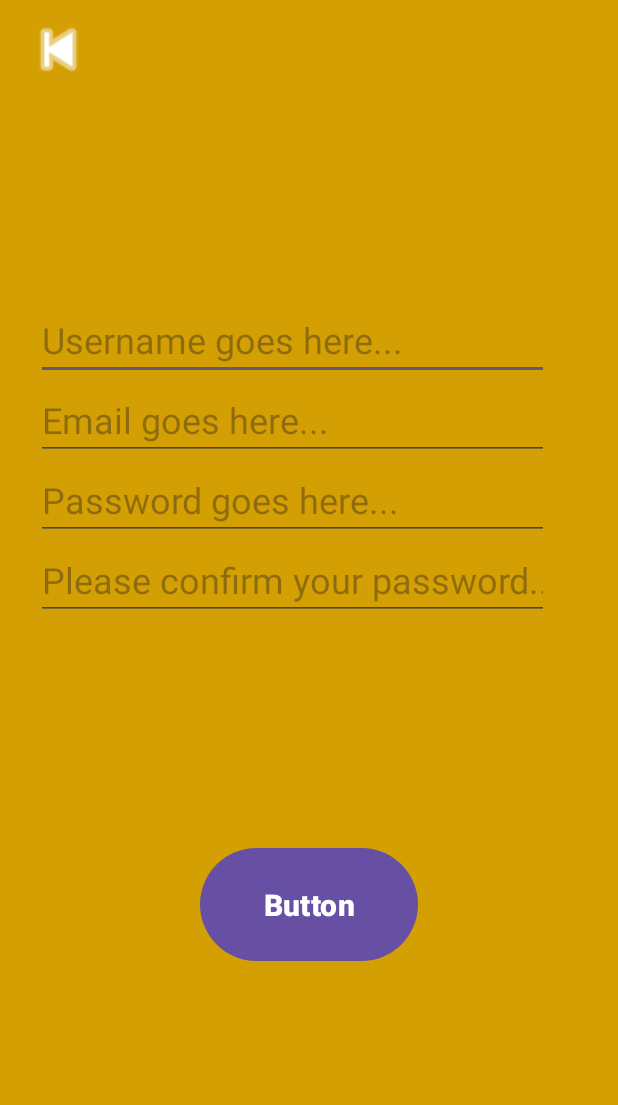
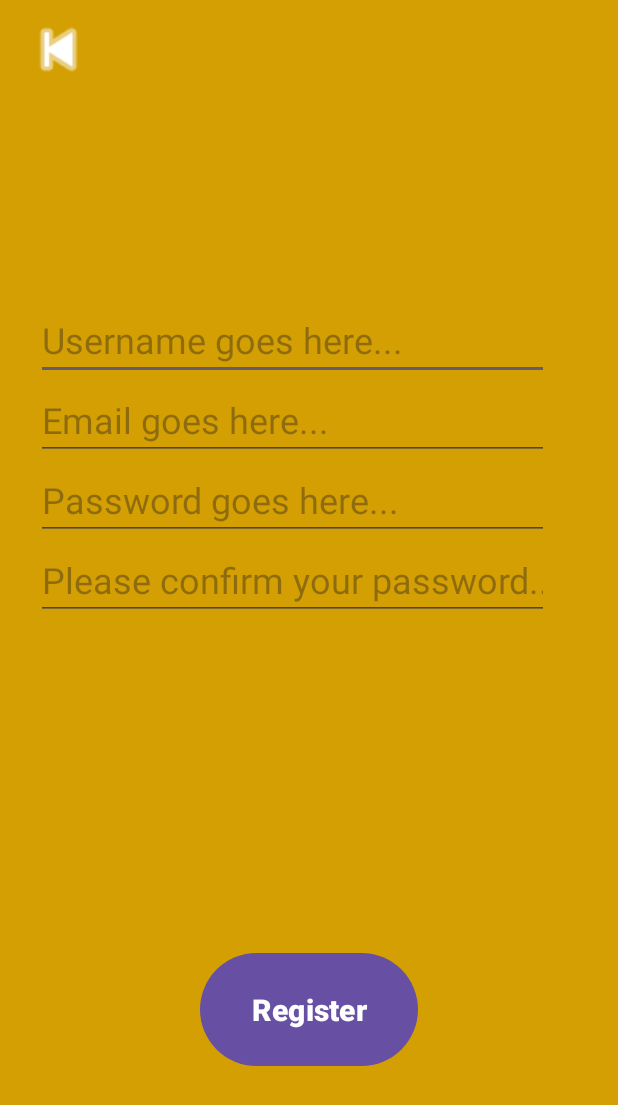
Before and after one commit to andre-mendes-99/Projeto-Mobile-AndreMendes-SteveVilas, an Android app: the Register_Activity screen opened directly, with no data from a screen before it, on a phone screen of 412 x 824 dp. Shown: the top 1105 px of the screen. Run offline under Robolectric (Android 15) with nearby library versions, the phone set to English and light mode, and no system bars.

Commit message:
Configuration Page Started

```diff
--- a/Clicker_MobileApp/app/src/main/AndroidManifest.xml
+++ b/Clicker_MobileApp/app/src/main/AndroidManifest.xml
@@ -13,6 +13,9 @@
         android:theme="@style/Theme.Clicker"
         tools:targetApi="31">
         <activity
+            android:name=".Configurations_Activity"
+            android:exported="false" />
+        <activity
             android:name=".Register_Activity"
             android:exported="false" />
         <activity
--- a/Clicker_MobileApp/app/src/main/res/layout/activity_register.xml
+++ b/Clicker_MobileApp/app/src/main/res/layout/activity_register.xml
@@ -6,6 +6,18 @@
     android:layout_height="match_parent"
     android:background="#D39F03"
     tools:context=".Register_Activity">
+
+    <Button
+        android:id="@+id/go_back_register_button"
+        android:layout_width="84dp"
+        android:layout_height="65dp"
+        android:layout_marginEnd="350dp"
+        android:background="#00FFFFFF"
+        app:icon="@android:drawable/ic_media_previous"
+        app:iconSize="50dp"
+        app:layout_constraintEnd_toEndOf="parent"
+        app:layout_constraintStart_toStartOf="parent"
+        app:layout_constraintTop_toTopOf="parent" />
 
     <TableLayout
         android:id="@+id/tableLayout"
@@ -75,27 +87,17 @@
     </TableLayout>
 
     <Button
-        android:id="@+id/button3"
+        android:id="@+id/submit_regist_button"
         android:layout_width="145dp"
         android:layout_height="83dp"
-        android:layout_marginTop="-50dp"
-        android:text="Button"
+        android:layout_marginBottom="50dp"
+        android:text="@string/btn_submit_regis"
         android:textSize="20sp"
         android:textStyle="bold"
         app:layout_constraintBottom_toBottomOf="parent"
         app:layout_constraintEnd_toEndOf="@+id/tableLayout"
         app:layout_constraintStart_toStartOf="@+id/tableLayout"
-        app:layout_constraintTop_toBottomOf="@+id/tableLayout" />
+        app:layout_constraintTop_toBottomOf="@+id/tableLayout"
+        app:layout_constraintVertical_bias="0.77" />
 
-    <Button
-        android:id="@+id/button4"
-        android:layout_width="84dp"
-        android:layout_height="65dp"
-        android:layout_marginEnd="350dp"
-        android:background="#00FFFFFF"
-        app:icon="@android:drawable/ic_media_previous"
-        app:iconSize="50dp"
-        app:layout_constraintEnd_toEndOf="parent"
-        app:layout_constraintStart_toStartOf="parent"
-        app:layout_constraintTop_toTopOf="parent" />
 </androidx.constraintlayout.widget.ConstraintLayout>
```
Also changed, not shown: Clicker_MobileApp/app/src/main/java/pt/iade/andresteve/clicker/Configurations_Activity.java (added, +14 -0 lines), Clicker_MobileApp/app/src/main/res/drawable/shopping_cart_icon-24px.xml (added, +10 -0 lines), Clicker_MobileApp/app/src/main/res/layout/activity_configurations.xml (added, +115 -0 lines), Clicker_MobileApp/app/src/main/res/values/strings.xml (+7 -0 lines).
